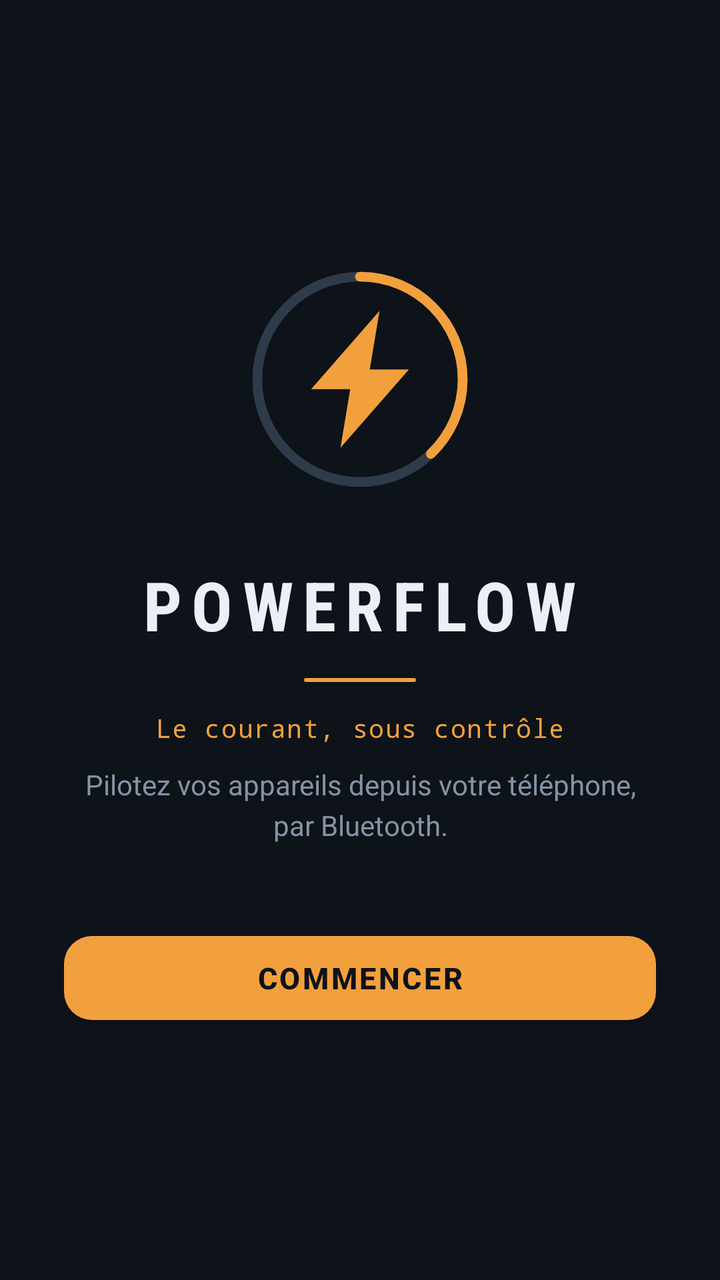
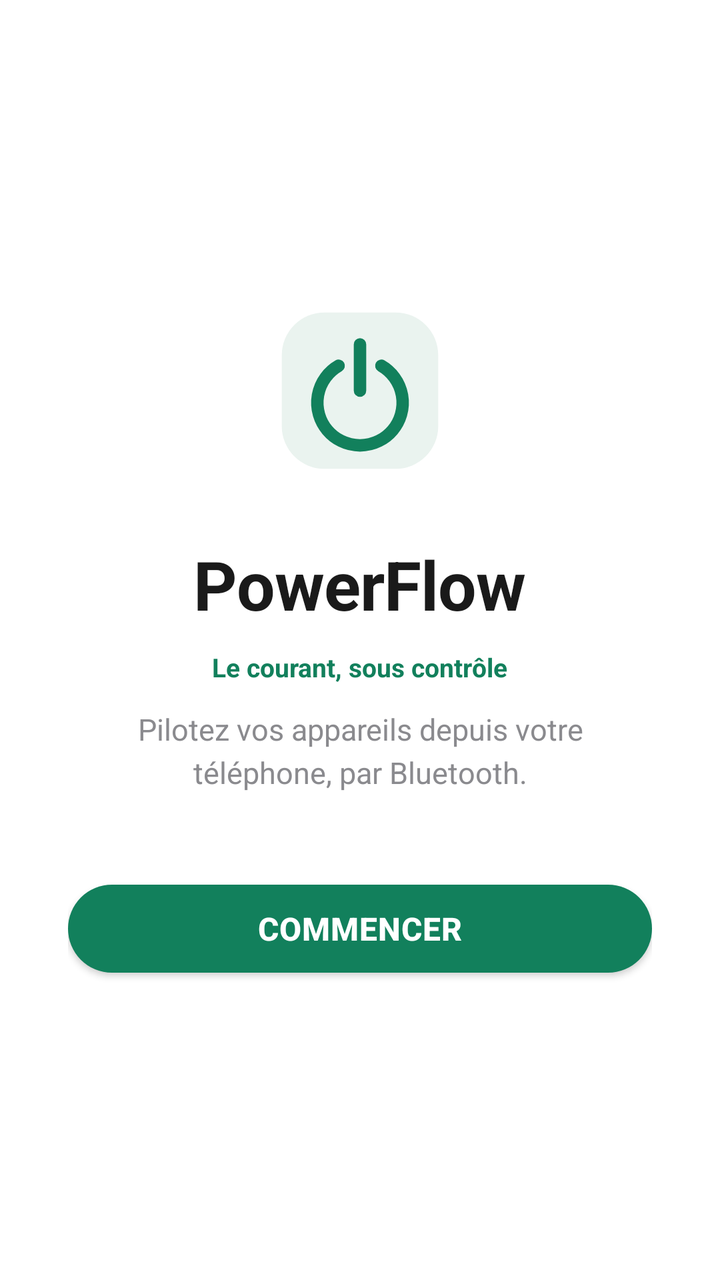

Two renders of the same Android screen: before a commit and after it. Below are the layout's source before the change and the commit's diff.
<!-- AndroidManifest.xml: application theme Theme.PowerFlow -->
<!-- res/layout/activity_accueil.xml -->
<?xml version="1.0" encoding="utf-8"?>
<LinearLayout xmlns:android="http://schemas.android.com/apk/res/android"
    xmlns:app="http://schemas.android.com/apk/res-auto"
    android:layout_width="match_parent"
    android:layout_height="match_parent"
    android:orientation="vertical"
    android:gravity="center"
    android:background="@color/pf_fond"
    android:paddingHorizontal="32dp">

    <ImageView
        android:id="@+id/logo"
        android:layout_width="132dp"
        android:layout_height="132dp"
        android:src="@drawable/ic_logo"
        android:contentDescription="@string/app_name" />

    <TextView
        android:id="@+id/titre"
        style="@style/StyleTitre"
        android:layout_width="wrap_content"
        android:layout_height="wrap_content"
        android:layout_marginTop="24dp"
        android:text="@string/app_name"
        android:textSize="34sp" />

    <View
        android:layout_width="56dp"
        android:layout_height="2dp"
        android:layout_marginTop="14dp"
        android:background="@drawable/rail"
        android:backgroundTint="@color/pf_courant" />

    <TextView
        android:id="@+id/sousTitre"
        style="@style/StyleMesure"
        android:layout_width="wrap_content"
        android:layout_height="wrap_content"
        android:layout_marginTop="14dp"
        android:text="@string/slogan"
        android:textColor="@color/pf_courant"
        android:textSize="13sp" />

    <TextView
        android:layout_width="match_parent"
        android:layout_height="wrap_content"
        android:layout_marginTop="10dp"
        android:gravity="center"
        android:text="@string/accroche"
        android:textColor="@color/pf_texte_faible"
        android:textSize="14sp"
        android:lineSpacingExtra="4dp" />

    <com.google.android.material.button.MaterialButton
        android:id="@+id/boutonCommencer"
        android:layout_width="match_parent"
        android:layout_height="54dp"
        android:layout_marginTop="40dp"
        android:text="@string/commencer"
        android:textColor="@color/pf_fond"
        android:textSize="15sp"
        android:letterSpacing="0.08"
        android:textStyle="bold"
        app:backgroundTint="@color/pf_courant"
        app:cornerRadius="14dp"
        />

</LinearLayout>
<!-- resources referenced by this layout -->
<resources>
  <color name="pf_courant">#F2A03D</color>
  <color name="pf_fond">#0E1219</color>
  <color name="pf_texte_faible">#8494A5</color>
  <!-- drawable ic_logo (drawable) -->
  <vector xmlns:android="http://schemas.android.com/apk/res/android"
      android:width="128dp"
      android:height="128dp"
      android:viewportWidth="108"
      android:viewportHeight="108">
  
      
      <path
          android:fillColor="#00000000"
          android:strokeColor="#2E3B4B"
          android:strokeWidth="4"
          android:pathData="M96,54 C96,77.2 77.2,96 54,96 C30.8,96 12,77.2 12,54 C12,30.8 30.8,12 54,12 C77.2,12 96,30.8 96,54 Z" />
  
      
      <path
          android:fillColor="#00000000"
          android:strokeColor="#F2A03D"
          android:strokeWidth="4"
          android:strokeLineCap="round"
          android:pathData="M54,12 C77.2,12 96,30.8 96,54 C96,66 91,76.8 83,84.5" />
  
      
      <path
          android:fillColor="#F2A03D"
          android:pathData="M62,26 L34,58 L50,58 L46,82 L74,50 L58,50 Z" />
  </vector>
  <!-- drawable rail (drawable) -->
  <?xml version="1.0" encoding="utf-8"?>
  <shape xmlns:android="http://schemas.android.com/apk/res/android"
      android:shape="rectangle">
      <solid android:color="#FFFFFF" />
      <corners android:radius="2dp" />
  </shape>
  <string name="accroche">Pilotez vos appareils depuis votre téléphone, par Bluetooth.</string>
  <string name="app_name">PowerFlow</string>
  <string name="commencer">Commencer</string>
  <string name="slogan">Le courant, sous contrôle</string>
  <style name="StyleMesure">
          <item name="android:fontFamily">monospace</item>
          <item name="android:textColor">@color/pf_texte_faible</item>
          <item name="android:textSize">12sp</item>
          <item name="android:letterSpacing">0.04</item>
      </style>
  <style name="StyleTitre">
          <item name="android:fontFamily">sans-serif-condensed</item>
          <item name="android:textStyle">bold</item>
          <item name="android:textColor">@color/pf_texte</item>
          <item name="android:letterSpacing">0.14</item>
          <item name="android:textAllCaps">true</item>
      </style>
  <style name="Theme.PowerFlow" parent="Theme.MaterialComponents.NoActionBar">
          <item name="colorPrimary">@color/pf_courant</item>
          <item name="colorPrimaryVariant">@color/pf_courant_sombre</item>
          <item name="colorOnPrimary">@color/pf_fond</item>
          <item name="colorSecondary">@color/pf_courant</item>
          <item name="colorSecondaryVariant">@color/pf_courant_sombre</item>
          <item name="colorOnSecondary">@color/pf_fond</item>
          <item name="colorSurface">@color/pf_panneau</item>
          <item name="colorOnSurface">@color/pf_texte</item>
          <item name="android:colorBackground">@color/pf_fond</item>
          <item name="android:textColorPrimary">@color/pf_texte</item>
          <item name="android:statusBarColor">@color/pf_fond</item>
          <item name="android:navigationBarColor">@color/pf_fond</item>
          <item name="android:windowLightStatusBar" tools:targetApi="m">false</item>
      </style>
  <color name="pf_texte">#EAF0F6</color>
  <color name="pf_courant_sombre">#B9762A</color>
  <color name="pf_panneau">#171E28</color>
</resources>

<!-- the commit's change to res/layout/activity_accueil.xml (unified diff, before → after) -->
@@ -6,12 +6,12 @@
     android:orientation="vertical"
     android:gravity="center"
     android:background="@color/pf_fond"
-    android:paddingHorizontal="32dp">
+    android:paddingHorizontal="34dp">
 
     <ImageView
         android:id="@+id/logo"
-        android:layout_width="132dp"
-        android:layout_height="132dp"
+        android:layout_width="96dp"
+        android:layout_height="96dp"
         android:src="@drawable/ic_logo"
         android:contentDescription="@string/app_name" />
 
@@ -20,49 +20,41 @@
         style="@style/StyleTitre"
         android:layout_width="wrap_content"
         android:layout_height="wrap_content"
-        android:layout_marginTop="24dp"
+        android:layout_marginTop="26dp"
         android:text="@string/app_name"
         android:textSize="34sp" />
 
-    <View
-        android:layout_width="56dp"
-        android:layout_height="2dp"
-        android:layout_marginTop="14dp"
-        android:background="@drawable/rail"
-        android:backgroundTint="@color/pf_courant" />
-
     <TextView
         android:id="@+id/sousTitre"
-        style="@style/StyleMesure"
         android:layout_width="wrap_content"
         android:layout_height="wrap_content"
-        android:layout_marginTop="14dp"
+        android:layout_marginTop="10dp"
         android:text="@string/slogan"
         android:textColor="@color/pf_courant"
+        android:textStyle="bold"
         android:textSize="13sp" />
 
     <TextView
         android:layout_width="match_parent"
         android:layout_height="wrap_content"
-        android:layout_marginTop="10dp"
+        android:layout_marginTop="12dp"
         android:gravity="center"
         android:text="@string/accroche"
         android:textColor="@color/pf_texte_faible"
-        android:textSize="14sp"
+        android:textSize="15sp"
         android:lineSpacingExtra="4dp" />
 
     <com.google.android.material.button.MaterialButton
         android:id="@+id/boutonCommencer"
         android:layout_width="match_parent"
-        android:layout_height="54dp"
+        android:layout_height="56dp"
         android:layout_marginTop="40dp"
         android:text="@string/commencer"
-        android:textColor="@color/pf_fond"
-        android:textSize="15sp"
-        android:letterSpacing="0.08"
+        android:textColor="#FFFFFF"
+        android:textSize="16sp"
+        android:letterSpacing="0.02"
         android:textStyle="bold"
         app:backgroundTint="@color/pf_courant"
-        app:cornerRadius="14dp"
-        />
+        app:cornerRadius="28dp" />
 
 </LinearLayout>
<!-- resource entries referenced after the edit -->
@@ -1,76 +1,62 @@
 <!-- resources referenced by this layout -->
 <resources>
-  <color name="pf_courant">#F2A03D</color>
-  <color name="pf_fond">#0E1219</color>
-  <color name="pf_texte_faible">#8494A5</color>
+  <color name="pf_courant">#12805C</color>
+  <color name="pf_fond">#FFFFFF</color>
+  <color name="pf_texte_faible">#8A8A8E</color>
   <!-- drawable ic_logo (drawable) -->
+  <?xml version="1.0" encoding="utf-8"?>
   <vector xmlns:android="http://schemas.android.com/apk/res/android"
-      android:width="128dp"
-      android:height="128dp"
+      android:width="96dp"
+      android:height="96dp"
       android:viewportWidth="108"
       android:viewportHeight="108">
   
       
       <path
-          android:fillColor="#00000000"
-          android:strokeColor="#2E3B4B"
-          android:strokeWidth="4"
-          android:pathData="M96,54 C96,77.2 77.2,96 54,96 C30.8,96 12,77.2 12,54 C12,30.8 30.8,12 54,12 C77.2,12 96,30.8 96,54 Z" />
+          android:fillColor="#EAF3EF"
+          android:pathData="M34,10 L74,10 A24,24 0 0 1 98,34 L98,74 A24,24 0 0 1 74,98 L34,98 A24,24 0 0 1 10,74 L10,34 A24,24 0 0 1 34,10 Z" />
   
       
       <path
           android:fillColor="#00000000"
-          android:strokeColor="#F2A03D"
-          android:strokeWidth="4"
+          android:strokeColor="#12805C"
+          android:strokeWidth="7"
           android:strokeLineCap="round"
-          android:pathData="M54,12 C77.2,12 96,30.8 96,54 C96,66 91,76.8 83,84.5" />
-  
-      
+          android:pathData="M42,40 A24,24 0 1 0 66,40" />
       <path
-          android:fillColor="#F2A03D"
-          android:pathData="M62,26 L34,58 L50,58 L46,82 L74,50 L58,50 Z" />
+          android:fillColor="#00000000"
+          android:strokeColor="#12805C"
+          android:strokeWidth="7"
+          android:strokeLineCap="round"
+          android:pathData="M54,28 L54,54" />
   </vector>
-  <!-- drawable rail (drawable) -->
-  <?xml version="1.0" encoding="utf-8"?>
-  <shape xmlns:android="http://schemas.android.com/apk/res/android"
-      android:shape="rectangle">
-      <solid android:color="#FFFFFF" />
-      <corners android:radius="2dp" />
-  </shape>
   <string name="accroche">Pilotez vos appareils depuis votre téléphone, par Bluetooth.</string>
   <string name="app_name">PowerFlow</string>
   <string name="commencer">Commencer</string>
   <string name="slogan">Le courant, sous contrôle</string>
-  <style name="StyleMesure">
-          <item name="android:fontFamily">monospace</item>
-          <item name="android:textColor">@color/pf_texte_faible</item>
-          <item name="android:textSize">12sp</item>
-          <item name="android:letterSpacing">0.04</item>
-      </style>
   <style name="StyleTitre">
-          <item name="android:fontFamily">sans-serif-condensed</item>
+          <item name="android:fontFamily">sans-serif</item>
           <item name="android:textStyle">bold</item>
           <item name="android:textColor">@color/pf_texte</item>
-          <item name="android:letterSpacing">0.14</item>
-          <item name="android:textAllCaps">true</item>
+          <item name="android:letterSpacing">-0.01</item>
       </style>
-  <style name="Theme.PowerFlow" parent="Theme.MaterialComponents.NoActionBar">
+  <style name="Theme.PowerFlow" parent="Theme.MaterialComponents.Light.NoActionBar">
           <item name="colorPrimary">@color/pf_courant</item>
           <item name="colorPrimaryVariant">@color/pf_courant_sombre</item>
-          <item name="colorOnPrimary">@color/pf_fond</item>
+          <item name="colorOnPrimary">#FFFFFF</item>
           <item name="colorSecondary">@color/pf_courant</item>
           <item name="colorSecondaryVariant">@color/pf_courant_sombre</item>
-          <item name="colorOnSecondary">@color/pf_fond</item>
+          <item name="colorOnSecondary">#FFFFFF</item>
           <item name="colorSurface">@color/pf_panneau</item>
           <item name="colorOnSurface">@color/pf_texte</item>
           <item name="android:colorBackground">@color/pf_fond</item>
           <item name="android:textColorPrimary">@color/pf_texte</item>
           <item name="android:statusBarColor">@color/pf_fond</item>
           <item name="android:navigationBarColor">@color/pf_fond</item>
-          <item name="android:windowLightStatusBar" tools:targetApi="m">false</item>
+          <item name="android:windowLightStatusBar" tools:targetApi="m">true</item>
       </style>
-  <color name="pf_texte">#EAF0F6</color>
-  <color name="pf_courant_sombre">#B9762A</color>
-  <color name="pf_panneau">#171E28</color>
+  <color name="pf_texte">#1A1A1A</color>
+  <color name="pf_courant_sombre">#0D6247</color>
+  <color name="pf_panneau">#FFFFFF</color>
 </resources>
 
